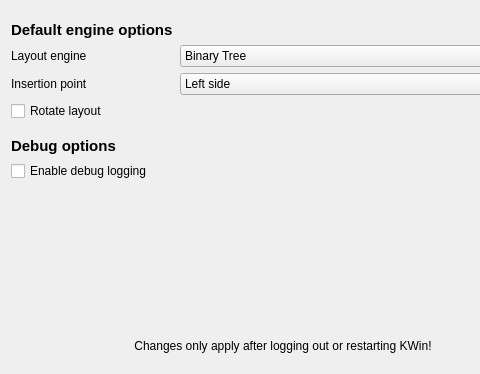
Old version of the form res/config.ui in the repository zeroxoneafour/polonium; both pictures show x 0 to 480 and y 270 to 644 of the 566 by 644 pixel window.
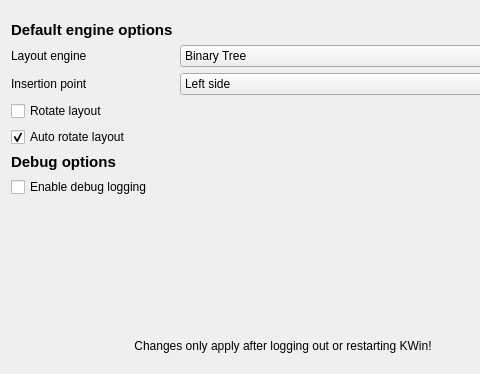
New version of the form.

Commit message: Introduce setting for layout auto-rotation

Diff of the .ui file:
```diff
--- a/res/config.ui
+++ b/res/config.ui
@@ -120,6 +120,16 @@
      </property>
     </widget>
    </item>
+   <item row="39" column="1">
+    <widget class="QCheckBox" name="kcfg_AutoRotateLayout">
+     <property name="text">
+      <string>Auto rotate layout</string>
+     </property>
+     <property name="checked">
+      <bool>true</bool>
+     </property>
+    </widget>
+   </item>
    <item row="13" column="1">
     <widget class="QCheckBox" name="kcfg_KeepTiledBelow">
      <property name="text">
```
The commit also changes 5 other files.
